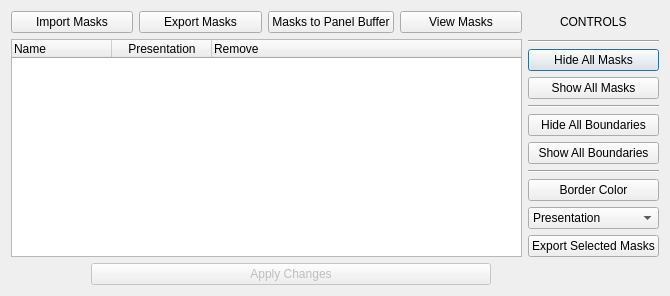
This is hexrdgui/resources/ui/mask_manager_dialog.ui in HEXRD/hexrdgui as Qt 5 draws it before an edit. The edited form follows.
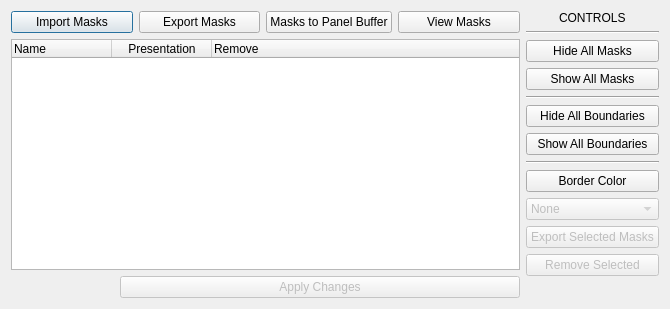
This is the edited form.

Commit message:
Allow changing the presentation of multiple masks at once
- If more than one row is selected the combobox on the right will be enabled
- If one or more of the selected masks are powder, laue, or threshold the
  options will be limited to "None" or "Visible". Otherwise the "Boundary only"
  and "Visible + Boundary" will also be options.
- The changes are applied to all selected masks immediately

What changed in the file:
```diff
--- a/hexrdgui/resources/ui/mask_manager_dialog.ui
+++ b/hexrdgui/resources/ui/mask_manager_dialog.ui
@@ -10,160 +10,13 @@
     <x>0</x>
     <y>0</y>
     <width>670</width>
-    <height>296</height>
+    <height>309</height>
    </rect>
   </property>
   <property name="windowTitle">
    <string>Mask Management</string>
   </property>
   <layout class="QGridLayout" name="gridLayout">
-   <item row="1" column="1" rowspan="2">
-    <layout class="QVBoxLayout" name="verticalLayout">
-     <item alignment="Qt::AlignHCenter|Qt::AlignVCenter">
-      <widget class="QLabel" name="controls_label">
-       <property name="text">
-        <string>CONTROLS</string>
-       </property>
-      </widget>
-     </item>
-     <item>
-      <widget class="Line" name="line">
-       <property name="orientation">
-        <enum>Qt::Horizontal</enum>
-       </property>
-      </widget>
-     </item>
-     <item>
-      <widget class="QPushButton" name="hide_all_masks">
-       <property name="text">
-        <string>Hide All Masks</string>
-       </property>
-      </widget>
-     </item>
-     <item>
-      <widget class="QPushButton" name="show_all_masks">
-       <property name="text">
-        <string>Show All Masks</string>
-       </property>
-      </widget>
-     </item>
-     <item>
-      <widget class="Line" name="line_2">
-       <property name="orientation">
-        <enum>Qt::Horizontal</enum>
-       </property>
-      </widget>
-     </item>
-     <item>
-      <widget class="QPushButton" name="hide_all_boundaries">
-       <property name="text">
-        <string>Hide All Boundaries</string>
-       </property>
-      </widget>
-     </item>
-     <item>
-      <widget class="QPushButton" name="show_all_boundaries">
-       <property name="text">
-        <string>Show All Boundaries</string>
-       </property>
-      </widget>
-     </item>
-     <item>
-      <widget class="Line" name="line_3">
-       <property name="orientation">
-        <enum>Qt::Horizontal</enum>
-       </property>
-      </widget>
-     </item>
-     <item>
-      <widget class="QPushButton" name="border_color">
-       <property name="text">
-        <string>Border Color</string>
-       </property>
-      </widget>
-     </item>
-     <item>
-      <widget class="QComboBox" name="presentaion_selection">
-       <item>
-        <property name="text">
-         <string>Presentation</string>
-        </property>
-       </item>
-       <item>
-        <property name="text">
-         <string>Visible</string>
-        </property>
-       </item>
-       <item>
-        <property name="text">
-         <string>Border</string>
-        </property>
-       </item>
-       <item>
-        <property name="text">
-         <string>Visible + Border</string>
-        </property>
-       </item>
-      </widget>
-     </item>
-     <item>
-      <widget class="QPushButton" name="export_selected">
-       <property name="text">
-        <string>Export Selected Masks</string>
-       </property>
-      </widget>
-     </item>
-    </layout>
-   </item>
-   <item row="3" column="0" colspan="2">
-    <layout class="QHBoxLayout" name="horizontalLayout">
-     <item>
-      <widget class="QDialogButtonBox" name="button_box">
-       <property name="standardButtons">
-        <set>QDialogButtonBox::NoButton</set>
-       </property>
-       <property name="centerButtons">
-        <bool>true</bool>
-       </property>
-      </widget>
-     </item>
-     <item>
-      <widget class="QPushButton" name="apply_changes">
-       <property name="enabled">
-        <bool>false</bool>
-       </property>
-       <property name="sizePolicy">
-        <sizepolicy hsizetype="Fixed" vsizetype="Fixed">
-         <horstretch>0</horstretch>
-         <verstretch>0</verstretch>
-        </sizepolicy>
-       </property>
-       <property name="minimumSize">
-        <size>
-         <width>400</width>
-         <height>0</height>
-        </size>
-       </property>
-       <property name="text">
-        <string>Apply Changes</string>
-       </property>
-      </widget>
-     </item>
-     <item>
-      <spacer name="horizontalSpacer_2">
-       <property name="orientation">
-        <enum>Qt::Horizontal</enum>
-       </property>
-       <property name="sizeHint" stdset="0">
-        <size>
-         <width>168</width>
-         <height>17</height>
-        </size>
-       </property>
-      </spacer>
-     </item>
-    </layout>
-   </item>
    <item row="1" column="0">
     <layout class="QHBoxLayout" name="horizontalLayout_2">
      <item>
@@ -242,6 +95,169 @@
      </column>
     </widget>
    </item>
+   <item row="3" column="0">
+    <layout class="QHBoxLayout" name="horizontalLayout">
+     <item>
+      <widget class="QDialogButtonBox" name="button_box">
+       <property name="standardButtons">
+        <set>QDialogButtonBox::NoButton</set>
+       </property>
+       <property name="centerButtons">
+        <bool>true</bool>
+       </property>
+      </widget>
+     </item>
+     <item>
+      <widget class="QPushButton" name="apply_changes">
+       <property name="enabled">
+        <bool>false</bool>
+       </property>
+       <property name="sizePolicy">
+        <sizepolicy hsizetype="Fixed" vsizetype="Fixed">
+         <horstretch>0</horstretch>
+         <verstretch>0</verstretch>
+        </sizepolicy>
+       </property>
+       <property name="minimumSize">
+        <size>
+         <width>400</width>
+         <height>0</height>
+        </size>
+       </property>
+       <property name="text">
+        <string>Apply Changes</string>
+       </property>
+      </widget>
+     </item>
+    </layout>
+   </item>
+   <item row="1" column="1" rowspan="3">
+    <layout class="QVBoxLayout" name="verticalLayout">
+     <item alignment="Qt::AlignHCenter|Qt::AlignVCenter">
+      <widget class="QLabel" name="controls_label">
+       <property name="text">
+        <string>CONTROLS</string>
+       </property>
+      </widget>
+     </item>
+     <item>
+      <widget class="Line" name="line">
+       <property name="orientation">
+        <enum>Qt::Horizontal</enum>
+       </property>
+      </widget>
+     </item>
+     <item>
+      <widget class="QPushButton" name="hide_all_masks">
+       <property name="text">
+        <string>Hide All Masks</string>
+       </property>
+      </widget>
+     </item>
+     <item>
+      <widget class="QPushButton" name="show_all_masks">
+       <property name="text">
+        <string>Show All Masks</string>
+       </property>
+      </widget>
+     </item>
+     <item>
+      <widget class="Line" name="line_2">
+       <property name="orientation">
+        <enum>Qt::Horizontal</enum>
+       </property>
+      </widget>
+     </item>
+     <item>
+      <widget class="QPushButton" name="hide_all_boundaries">
+       <property name="text">
+        <string>Hide All Boundaries</string>
+       </property>
+      </widget>
+     </item>
+     <item>
+      <widget class="QPushButton" name="show_all_boundaries">
+       <property name="text">
+        <string>Show All Boundaries</string>
+       </property>
+      </widget>
+     </item>
+     <item>
+      <widget class="Line" name="line_3">
+       <property name="orientation">
+        <enum>Qt::Horizontal</enum>
+       </property>
+      </widget>
+     </item>
+     <item>
+      <widget class="QPushButton" name="border_color">
+       <property name="text">
+        <string>Border Color</string>
+       </property>
+      </widget>
+     </item>
+     <item>
+      <widget class="QComboBox" name="presentation_selector">
+       <property name="enabled">
+        <bool>false</bool>
+       </property>
+       <item>
+        <property name="text">
+         <string>None</string>
+        </property>
+       </item>
+       <item>
+        <property name="text">
+         <string>Visible</string>
+        </property>
+       </item>
+       <item>
+        <property name="text">
+         <string>Boundary Only</string>
+        </property>
+       </item>
+       <item>
+        <property name="text">
+         <string>Visible + Boundary</string>
+        </property>
+       </item>
+      </widget>
+     </item>
+     <item>
+      <widget class="QPushButton" name="export_selected">
+       <property name="enabled">
+        <bool>false</bool>
+       </property>
+       <property name="text">
+        <string>Export Selected Masks</string>
+       </property>
+      </widget>
+     </item>
+     <item>
+      <widget class="QPushButton" name="remove_selected">
+       <property name="enabled">
+        <bool>false</bool>
+       </property>
+       <property name="text">
+        <string>Remove Selected</string>
+       </property>
+      </widget>
+     </item>
+     <item>
+      <spacer name="verticalSpacer">
+       <property name="orientation">
+        <enum>Qt::Vertical</enum>
+       </property>
+       <property name="sizeHint" stdset="0">
+        <size>
+         <width>20</width>
+         <height>40</height>
+        </size>
+       </property>
+      </spacer>
+     </item>
+    </layout>
+   </item>
   </layout>
  </widget>
  <tabstops>
```
Left out of the diff: 2 changed lines with no effect on the pictures. The commit also changes 2 other files.
